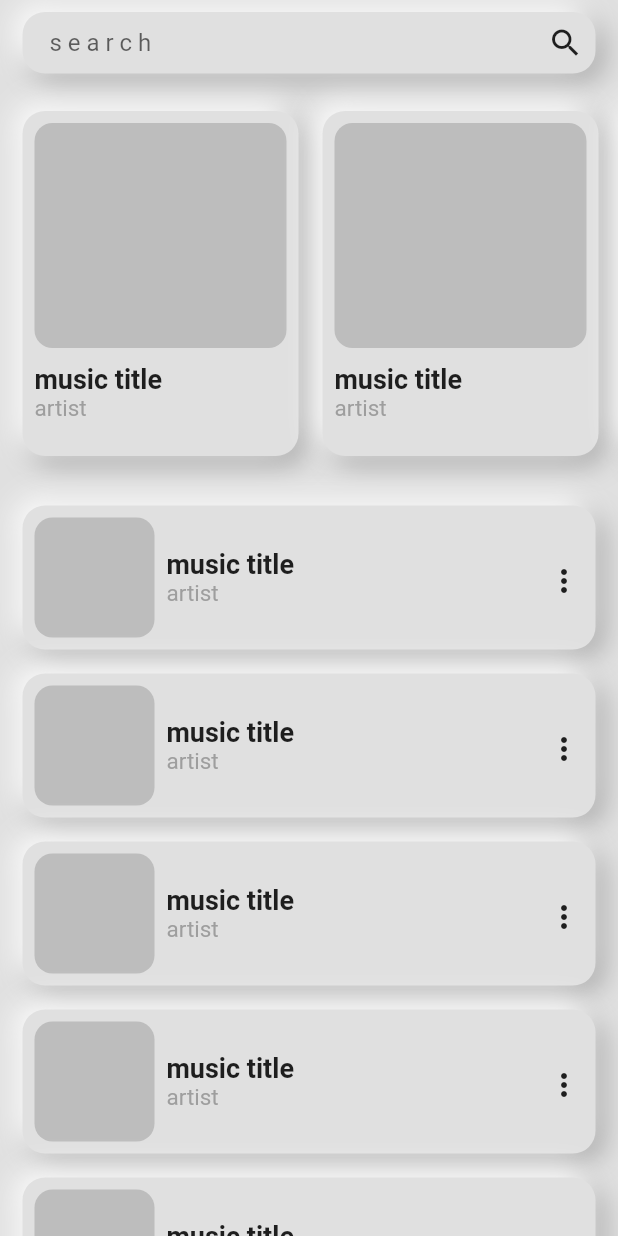
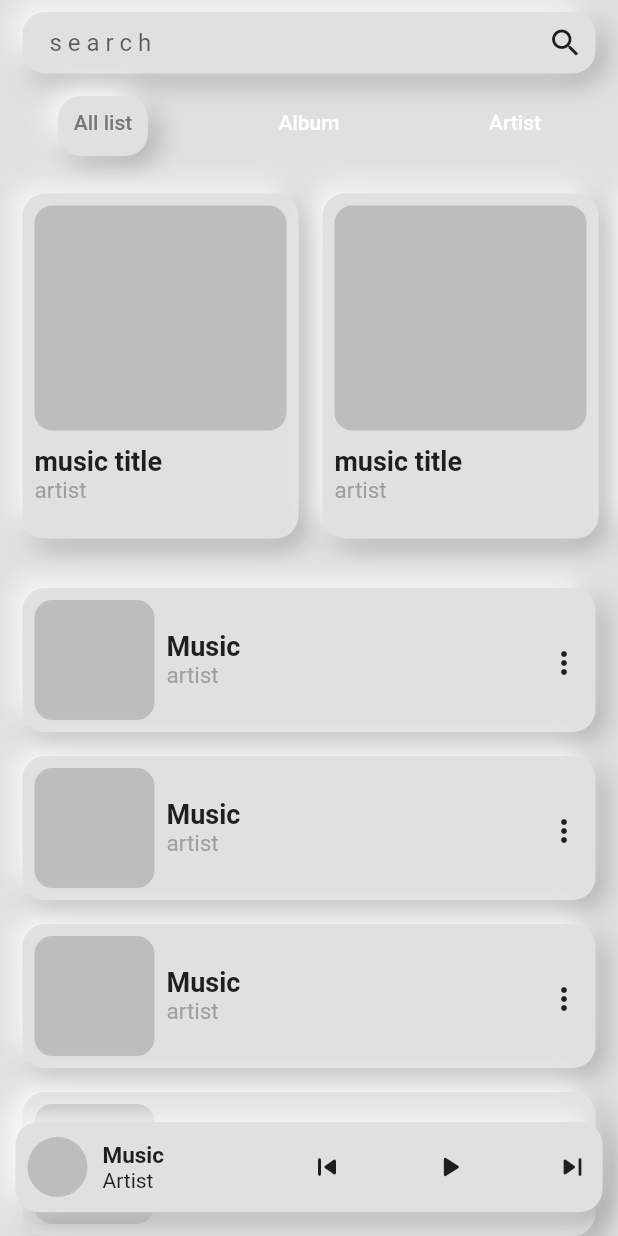
Before and after one commit to zanuura/music_player, a Flutter app: the screen it shows after launch, after a tap on the "more vert" icon, on a phone screen of 412 x 824 dp. Run offline on Flutter 3.47's test engine with Material 2 defaults, Android fonts, the phone set to English and light mode, and no system bars; our stand-ins replace percent_indicator.

Commit message:
adding playbar and tabbar

```diff
--- a/lib/pages/main_page.dart
+++ b/lib/pages/main_page.dart
@@ -2,6 +2,7 @@ import 'package:flutter/material.dart';
 import 'package:music_player/neu_box.dart';
 import 'package:music_player/pages/song_page.dart';
 import 'package:music_player/style/theme_color.dart';
+import 'package:music_player/widgets/list_box.dart';
 
 class MainPage extends StatefulWidget {
   const MainPage({super.key});
@@ -10,13 +11,35 @@ class MainPage extends StatefulWidget {
   State<MainPage> createState() => _MainPageState();
 }
 
-class _MainPageState extends State<MainPage> {
+class _MainPageState extends State<MainPage> with TickerProviderStateMixin {
+  TabController? tabController;
+  bool tapTab = false;
+
   tapToPlay() {
     Navigator.push(
         context,
         MaterialPageRoute(
           builder: (context) => SongPage(),
         ));
+  }
+
+  onTapSlideTab() {
+    tapTab = true;
+    setState(() {});
+    Future.delayed(
+      Duration(milliseconds: 400),
+      () {
+        tapTab = false;
+        setState(() {});
+      },
+    );
+  }
+
+  @override
+  void initState() {
+    super.initState();
+
+    tabController = TabController(length: 3, vsync: this);
   }
 
   @override
@@ -29,8 +52,10 @@ class _MainPageState extends State<MainPage> {
       //   centerTitle: true,
       // ),
       backgroundColor: ColorPalette.backgroundColor,
+      floatingActionButton: playBar(),
+      floatingActionButtonLocation: FloatingActionButtonLocation.centerFloat,
       body: SafeArea(
-          child: ListView(
+          child: Column(
         children: [
           // SizedBox(
           //   height: 20,
@@ -46,10 +71,80 @@ class _MainPageState extends State<MainPage> {
           // SizedBox(
           //   height: 15,
           // ),
-          horizonList(),
-          verList(),
+          AnimatedContainer(
+            duration: Duration(milliseconds: 350),
+            margin: EdgeInsets.only(top: 15),
+            height: 40,
+            child: TabBar(
+                controller: tabController,
+                indicatorColor: Colors.white,
+                indicatorSize: TabBarIndicatorSize.label,
+                indicatorWeight: 5,
+                labelColor: Colors.grey.shade600,
+                unselectedLabelColor: Colors.white,
+                overlayColor: MaterialStateProperty.all(Colors.transparent),
+                onTap: (value) {
+                  onTapSlideTab();
+                },
+                indicator: BoxDecoration(
+                    color: Colors.grey[300],
+                    borderRadius: BorderRadius.circular(15),
+                    border: tapTab == true
+                        ? Border.all(color: Colors.grey.shade200, width: 1)
+                        : null,
+                    boxShadow: [
+                      BoxShadow(
+                        color: tapTab == true
+                            ? ColorPalette.backgroundColor
+                            : Colors.grey.shade500,
+                        blurRadius: tapTab == true ? 17 : 15,
+                        offset: tapTab == true ? Offset(2, 2) : Offset(5, 5),
+                      ),
+                      BoxShadow(
+                        color: tapTab == true
+                            ? ColorPalette.backgroundColor
+                            : Colors.white,
+                        blurRadius: tapTab == true ? 17 : 15,
+                        offset:
+                            tapTab == true ? Offset(-2, -2) : Offset(-5, -5),
+                      )
+                    ]),
+                tabs: [
+                  Tab(
+                    text: '   All list   ',
+                  ),
+                  Tab(
+                    text: '   Album   ',
+                  ),
+                  Tab(
+                    text: '   Artist   ',
+                  ),
+                ]),
+          ),
+          Flexible(
+            child: TabBarView(controller: tabController, children: [
+              allList(),
+              allList(),
+              allList(),
+            ]),
+          )
         ],
       )),
+    );
+  }
+
+  // Widget customLoadIndicator(){
+  //   return Container(
+
+  //   )
+  // }
+
+  Widget allList() {
+    return ListView(
+      children: [
+        horizonList(),
+        verList(),
+      ],
     );
   }
 
@@ -62,6 +157,7 @@ class _MainPageState extends State<MainPage> {
           children: [
             Flexible(
               child: TextField(
+                autofocus: false,
                 decoration: InputDecoration(
                     hintText: 's e a r c h',
                     border: InputBorder.none,
@@ -138,58 +234,77 @@ class _MainPageState extends State<MainPage> {
       padding: EdgeInsets.symmetric(horizontal: 15),
       physics: NeverScrollableScrollPhysics(),
       itemBuilder: (context, index) {
-        return Padding(
-          padding: EdgeInsets.symmetric(vertical: 8),
-          child: NeuBox(
-              child: Row(
-            children: [
-              Container(
-                height: 80,
-                width: 80,
-                decoration: BoxDecoration(
-                  borderRadius: BorderRadius.circular(12),
-                  color: Colors.grey.shade400,
-                ),
-              ),
-              SizedBox(
-                width: 8,
-              ),
-              Expanded(
-                child: Column(
-                  crossAxisAlignment: CrossAxisAlignment.start,
-                  children: [
-                    Text(
-                      'music title',
-                      maxLines: 2,
-                      style:
-                          TextStyle(fontWeight: FontWeight.bold, fontSize: 18),
-                    ),
-                    Text(
-                      'artist',
-                      maxLines: 2,
-                      style: TextStyle(fontSize: 15, color: Colors.grey),
-                    ),
-                  ],
-                ),
-              ),
-              SizedBox(
-                width: 8,
-              ),
-              InkWell(
-                borderRadius: BorderRadius.circular(12),
-                onTap: () {},
-                child: SizedBox(
-                    width: 20,
-                    height: 20,
-                    child: Center(child: Icon(Icons.more_vert_rounded))),
-              ),
-              SizedBox(
-                width: 5,
-              )
-            ],
-          )),
+        return ListBox(
+          title: 'Music',
+          artist: 'artist',
+          onTap: () {},
         );
       },
     );
   }
+
+  Widget playBar() {
+    return Container(
+      height: 60,
+      width: MediaQuery.of(context).size.width * 0.95,
+      // padding: const EdgeInsets.all(5.0),
+      child: InkWell(
+        onTap: () {
+          Navigator.push(context, MaterialPageRoute(
+            builder: (context) {
+              return SongPage();
+            },
+          ));
+        },
+        child: NeuBox(
+            child: Row(
+          mainAxisAlignment: MainAxisAlignment.spaceBetween,
+          crossAxisAlignment: CrossAxisAlignment.center,
+          children: [
+            Expanded(
+                child: Row(
+              children: [
+                CircleAvatar(
+                  backgroundColor: Colors.grey.shade400,
+                ),
+                SizedBox(
+                  width: 10,
+                ),
+                Column(
+                  crossAxisAlignment: CrossAxisAlignment.start,
+                  mainAxisAlignment: MainAxisAlignment.center,
+                  children: [
+                    Text(
+                      'Music',
+                      style:
+                          TextStyle(fontSize: 15, fontWeight: FontWeight.bold),
+                    ),
+                    Text('Artist'),
+                  ],
+                ),
+              ],
+            )),
+            Expanded(
+                child: Row(
+              mainAxisAlignment: MainAxisAlignment.spaceBetween,
+              children: [
+                InkWell(
+                  onTap: () {},
+                  child: Icon(Icons.skip_previous_rounded),
+                ),
+                InkWell(
+                  onTap: () {},
+                  child: Icon(Icons.play_arrow_rounded),
+                ),
+                InkWell(
+                  onTap: () {},
+                  child: Icon(Icons.skip_next_rounded),
+                ),
+              ],
+            ))
+          ],
+        )),
+      ),
+    );
+  }
 }
--- /dev/null
+++ b/lib/pages/settings_page.dart
@@ -0,0 +1,19 @@
+import 'package:flutter/material.dart';
+
+class SettingsPage extends StatefulWidget {
+  const SettingsPage({super.key});
+
+  @override
+  State<SettingsPage> createState() => _SettingsPageState();
+}
+
+class _SettingsPageState extends State<SettingsPage> {
+  @override
+  Widget build(BuildContext context) {
+    return Scaffold(
+      appBar: AppBar(
+        title: Text('Settings'),
+      ),
+    );
+  }
+}
--- /dev/null
+++ b/lib/widgets/list_box.dart
@@ -0,0 +1,76 @@
+import 'package:flutter/material.dart';
+
+import '../neu_box.dart';
+
+class ListBox extends StatefulWidget {
+  ListBox({super.key, required this.title, required this.artist, this.onTap});
+
+  var image;
+  String title = '';
+  String artist = '';
+  String album = '';
+  Function()? onTap;
+
+  @override
+  State<ListBox> createState() => _ListBoxState();
+}
+
+class _ListBoxState extends State<ListBox> {
+  @override
+  Widget build(BuildContext context) {
+    return Padding(
+      padding: EdgeInsets.symmetric(vertical: 8),
+      child: InkWell(
+        onTap: widget.onTap,
+        child: NeuBox(
+            child: Row(
+          children: [
+            Container(
+              height: 80,
+              width: 80,
+              decoration: BoxDecoration(
+                borderRadius: BorderRadius.circular(12),
+                color: Colors.grey.shade400,
+              ),
+              child: widget.image,
+            ),
+            SizedBox(
+              width: 8,
+            ),
+            Expanded(
+              child: Column(
+                crossAxisAlignment: CrossAxisAlignment.start,
+                children: [
+                  Text(
+                    widget.title,
+                    maxLines: 2,
+                    style: TextStyle(fontWeight: FontWeight.bold, fontSize: 18),
+                  ),
+                  Text(
+                    widget.artist,
+                    maxLines: 2,
+                    style: TextStyle(fontSize: 15, color: Colors.grey),
+                  ),
+                ],
+              ),
+            ),
+            SizedBox(
+              width: 8,
+            ),
+            InkWell(
+              borderRadius: BorderRadius.circular(12),
+              onTap: () {},
+              child: SizedBox(
+                  width: 20,
+                  height: 20,
+                  child: Center(child: Icon(Icons.more_vert_rounded))),
+            ),
+            SizedBox(
+              width: 5,
+            )
+          ],
+        )),
+      ),
+    );
+  }
+}
```
